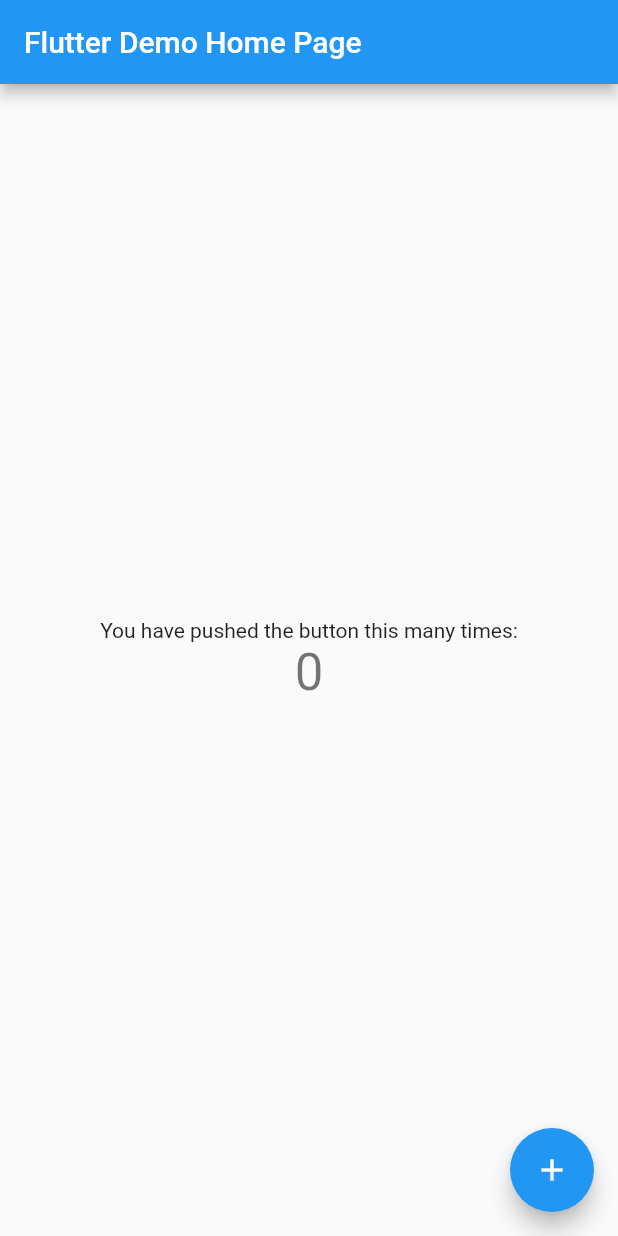
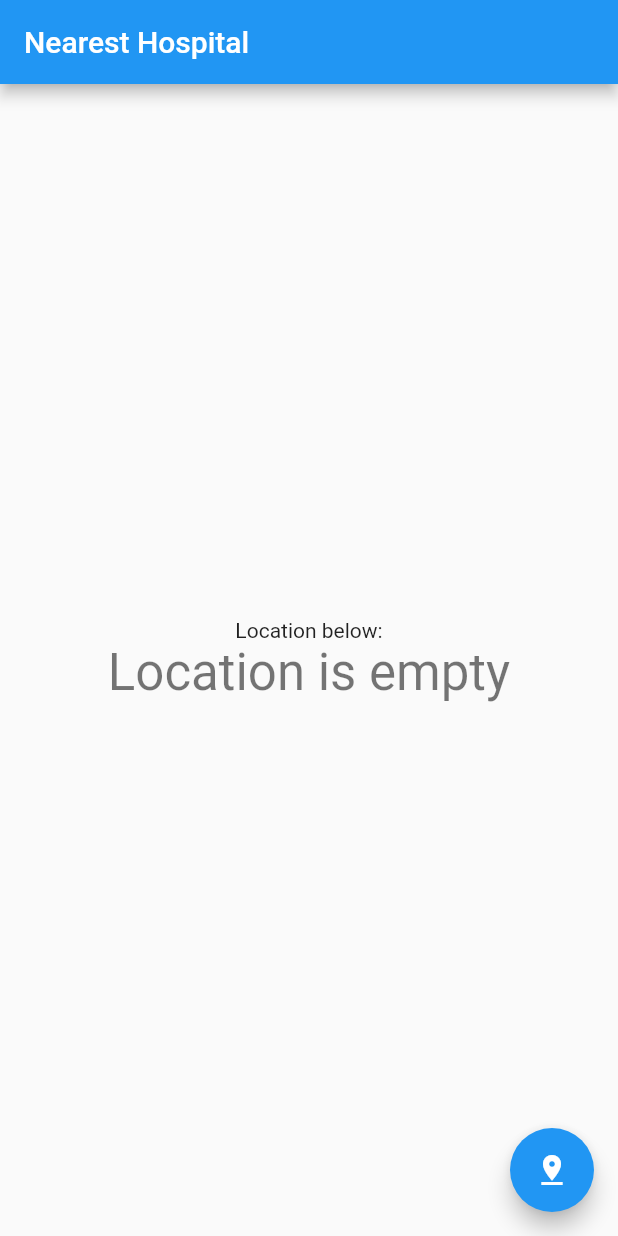
Before and after one commit to seyidaniels/kmeans-nearest-hospitals-app, a Flutter app: the screen it shows after launch, on a phone screen of 412 x 824 dp. Run offline on Flutter 3.47's test engine with Material 2 defaults, Android fonts, the phone set to English and light mode, and no system bars; our stand-ins replace location.

```diff
--- /dev/null
+++ b/lib/location_service.dart
@@ -0,0 +1,30 @@
+import 'package:location/location.dart';
+
+class LocationService {
+  Location location = Location();
+
+  bool _serviceEnabled;
+  PermissionStatus _permissionGranted;
+  LocationData _locationData;
+
+  Future requestLocation() async {
+    _serviceEnabled = await location.serviceEnabled();
+    if (!_serviceEnabled) {
+      _serviceEnabled = await location.requestService();
+      if (!_serviceEnabled) {
+        return null;
+      }
+    }
+
+    _permissionGranted = await location.hasPermission();
+    if (_permissionGranted == PermissionStatus.denied) {
+      _permissionGranted = await location.requestPermission();
+      if (_permissionGranted != PermissionStatus.granted) {
+        return null;
+      }
+    }
+
+    _locationData = await location.getLocation();
+    return _locationData;
+  }
+}
--- a/lib/main.dart
+++ b/lib/main.dart
@@ -1,4 +1,6 @@
 import 'package:flutter/material.dart';
+import 'package:location/location.dart';
+import 'package:nearesthospital/location_service.dart';
 
 void main() {
   runApp(const MyApp());
@@ -7,109 +9,60 @@ void main() {
 class MyApp extends StatelessWidget {
   const MyApp({Key key}) : super(key: key);
 
-  // This widget is the root of your application.
   @override
   Widget build(BuildContext context) {
     return MaterialApp(
-      title: 'Flutter Demo',
+      title: 'Seyi Project',
       theme: ThemeData(
-        // This is the theme of your application.
-        //
-        // Try running your application with "flutter run". You'll see the
-        // application has a blue toolbar. Then, without quitting the app, try
-        // changing the primarySwatch below to Colors.green and then invoke
-        // "hot reload" (press "r" in the console where you ran "flutter run",
-        // or simply save your changes to "hot reload" in a Flutter IDE).
-        // Notice that the counter didn't reset back to zero; the application
-        // is not restarted.
         primarySwatch: Colors.blue,
       ),
-      home: const MyHomePage(title: 'Flutter Demo Home Page'),
+      home: const MyHomePage(),
     );
   }
 }
 
 class MyHomePage extends StatefulWidget {
-  const MyHomePage({Key key, @required this.title}) : super(key: key);
-
-  // This widget is the home page of your application. It is stateful, meaning
-  // that it has a State object (defined below) that contains fields that affect
-  // how it looks.
-
-  // This class is the configuration for the state. It holds the values (in this
-  // case the title) provided by the parent (in this case the App widget) and
-  // used by the build method of the State. Fields in a Widget subclass are
-  // always marked "final".
-
-  final String title;
+  const MyHomePage({Key key}) : super(key: key);
 
   @override
   State<MyHomePage> createState() => _MyHomePageState();
 }
 
 class _MyHomePageState extends State<MyHomePage> {
-  int _counter = 0;
+  LocationData _currentLocation;
 
-  void _incrementCounter() {
-    setState(() {
-      // This call to setState tells the Flutter framework that something has
-      // changed in this State, which causes it to rerun the build method below
-      // so that the display can reflect the updated values. If we changed
-      // _counter without calling setState(), then the build method would not be
-      // called again, and so nothing would appear to happen.
-      _counter++;
-    });
+  Future _getCurrentLocation() async {
+    _currentLocation = await LocationService().requestLocation();
+    setState(() {});
   }
 
   @override
   Widget build(BuildContext context) {
-    // This method is rerun every time setState is called, for instance as done
-    // by the _incrementCounter method above.
-    //
-    // The Flutter framework has been optimized to make rerunning build methods
-    // fast, so that you can just rebuild anything that needs updating rather
-    // than having to individually change instances of widgets.
     return Scaffold(
       appBar: AppBar(
-        // Here we take the value from the MyHomePage object that was created by
-        // the App.build method, and use it to set our appbar title.
-        title: Text(widget.title),
+        title: const Text("Nearest Hospital"),
       ),
       body: Center(
-        // Center is a layout widget. It takes a single child and positions it
-        // in the middle of the parent.
         child: Column(
-          // Column is also a layout widget. It takes a list of children and
-          // arranges them vertically. By default, it sizes itself to fit its
-          // children horizontally, and tries to be as tall as its parent.
-          //
-          // Invoke "debug painting" (press "p" in the console, choose the
-          // "Toggle Debug Paint" action from the Flutter Inspector in Android
-          // Studio, or the "Toggle Debug Paint" command in Visual Studio Code)
-          // to see the wireframe for each widget.
-          //
-          // Column has various properties to control how it sizes itself and
-          // how it positions its children. Here we use mainAxisAlignment to
-          // center the children vertically; the main axis here is the vertical
-          // axis because Columns are vertical (the cross axis would be
-          // horizontal).
           mainAxisAlignment: MainAxisAlignment.center,
           children: <Widget>[
             const Text(
-              'You have pushed the button this many times:',
+              'Location below:',
             ),
             Text(
-              '$_counter',
+              _currentLocation != null
+                  ? "${_currentLocation.latitude}, ${_currentLocation.longitude}"
+                  : "Location is empty",
               style: Theme.of(context).textTheme.headline4,
             ),
           ],
         ),
       ),
       floatingActionButton: FloatingActionButton(
-        onPressed: _incrementCounter,
-        tooltip: 'Increment',
-        child: const Icon(Icons.add),
-      ), // This trailing comma makes auto-formatting nicer for build methods.
+        onPressed: () => _getCurrentLocation(),
+        tooltip: 'Get Current Location',
+        child: const Icon(Icons.pin_drop),
+      ),
     );
   }
 }
--- a/pubspec.yaml
+++ b/pubspec.yaml
@@ -34,6 +34,8 @@ dependencies:
   # The following adds the Cupertino Icons font to your application.
   # Use with the CupertinoIcons class for iOS style icons.
   cupertino_icons: ^1.0.2
+  # for location
+  location: ^4.3.0
 
 dev_dependencies:
   flutter_test:
```
Also changed, not shown: pubspec.lock, 8 other files.
